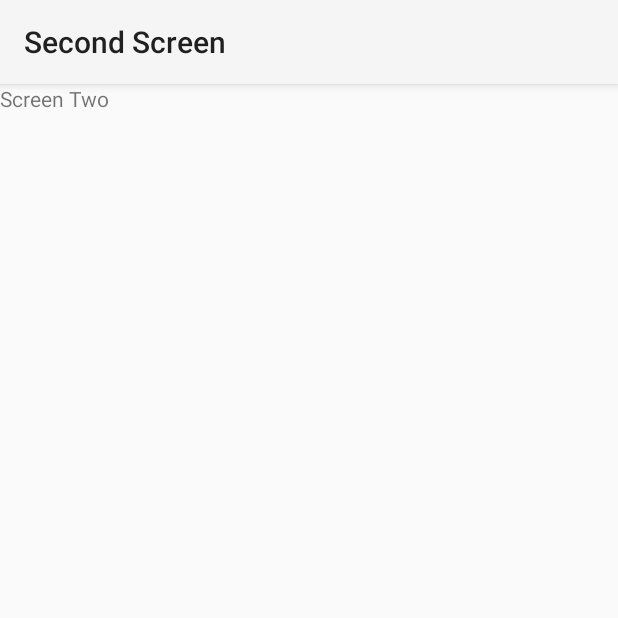
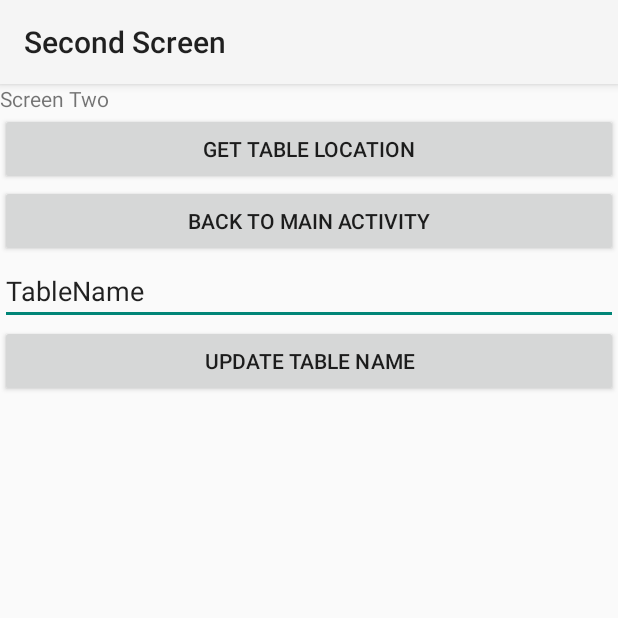
Before and after one commit to derekkier/AndroidReference, an Android app: the screen it shows after launch (ActivityScreenTwo), after a tap on "GET ACTIVITY SCREEN TWO", on a phone screen of 412 x 824 dp, the top half of it. Run offline under Robolectric (Android 15) with nearby library versions, the phone set to English and light mode, and no system bars.

Commit message:
Add GlobalState that extends Application.
This works. The fields inside GlobalState act as session variables.

```diff
--- a/app/src/main/AndroidManifest.xml
+++ b/app/src/main/AndroidManifest.xml
@@ -2,10 +2,12 @@
 <manifest xmlns:android="http://schemas.android.com/apk/res/android"
     package="com.derekkier.androidreference" >
 
+    <!-- GlobalState needs to be in the app name when it is used to create tha Android equivalent to Session vars -->
     <application
         android:allowBackup="true"
         android:icon="@mipmap/ic_launcher"
         android:label="@string/app_name"
+        android:name="com.derekkier.androidreference.GlobalState"
         android:theme="@style/AppTheme" >
         <activity
             android:name=".MainActivity"
--- /dev/null
+++ b/app/src/main/java/com/derekkier/androidreference/GlobalState.java
@@ -0,0 +1,19 @@
+package com.derekkier.androidreference;
+
+import android.app.Application;
+/*
+Created to hold global variables.
+ */
+public class GlobalState extends Application{
+    private String tableSelected;
+
+    public void setTableSelected(String strTable)
+    {
+        this.tableSelected = strTable;
+    }
+
+    public String getTableSelected()
+    {
+        return this.tableSelected;
+    }
+}
--- a/app/src/main/java/com/derekkier/androidreference/MainActivity.java
+++ b/app/src/main/java/com/derekkier/androidreference/MainActivity.java
@@ -1,7 +1,6 @@
 package com.derekkier.androidreference;
 
 import android.app.Activity;
-import android.content.Context;
 import android.content.Intent;
 import android.os.Bundle;
 import android.view.Menu;
@@ -10,19 +9,24 @@ import android.view.View;
 import android.widget.AdapterView;
 import android.widget.ArrayAdapter;
 import android.widget.Button;
+import android.widget.EditText;
 import android.widget.Spinner;
 import android.widget.Toast;
 import android.view.View.OnClickListener;
 
-import java.io.Serializable;
-
 public class MainActivity extends Activity {
     public int intResumeCount = 0;
     SharedObject mySharedObj = new SharedObject();
+    GlobalState gs;
+
+
 
     @Override
     protected void onCreate(Bundle savedInstanceState) {
         super.onCreate(savedInstanceState);
+        gs = (GlobalState) getApplication();
+        //gs.setTableSelected( "Table21" );
+
         setContentView(R.layout.activity_main);
         mySharedObj.setSelectedSeat(5);
         Toast.makeText(MainActivity.this, mySharedObj.getSelectedSeat(), Toast.LENGTH_LONG).show();
@@ -103,4 +107,12 @@ public class MainActivity extends Activity {
 
         return super.onOptionsItemSelected(item);
     }
+
+
+    public void setTableName(View view) {
+        EditText etTableName = (EditText) findViewById(R.id.etTableName);
+
+        gs.setTableSelected(etTableName.getText().toString());
+    }
+
 }
--- a/app/src/main/res/layout/activity_screen_two.xml
+++ b/app/src/main/res/layout/activity_screen_two.xml
@@ -8,4 +8,28 @@
         android:layout_width="wrap_content"
         android:layout_height="wrap_content"
         android:text="@string/screen_two_text"/>
+
+    <Button
+        android:layout_width="match_parent"
+        android:layout_height="wrap_content"
+        android:text="@string/tvGetTableLocation"
+        android:onClick="getTableName"
+        />
+
+    <Button
+        android:layout_width="match_parent"
+        android:layout_height="wrap_content"
+        android:text="@string/btBackToMainActivity"
+        android:onClick="backToMainActivity"/>
+
+    <EditText
+        android:layout_width="match_parent"
+        android:layout_height="wrap_content"
+        android:id="@+id/etTableName"
+        android:text="TableName"/>
+    <Button
+        android:layout_width="match_parent"
+        android:layout_height="wrap_content"
+        android:text="@string/btUpdateTableName"
+        android:onClick="setTableName"/>
 </LinearLayout>
--- a/app/src/main/res/values/strings.xml
+++ b/app/src/main/res/values/strings.xml
@@ -7,4 +7,8 @@
     <string name="onResume_message">Welcome back!</string>
     <string name="screen_two_text">Screen Two</string>
     <string name="get_activity_screen_two_text">Get Activity Screen Two</string>
+    <string name="tvGetTableLocation">Get Table Location</string>
+    <string name="btBackToMainActivity">Back To Main Activity</string>
+    <string name="btUpdateTableName">Update Table Name</string>
+    <string name="etTableName">Write table name</string>
 </resources>
```
Also changed, not shown: app/src/main/java/com/derekkier/androidreference/ActivityScreenTwo.java (+23 -0 lines), app/src/main/res/layout/activity_main.xml (+11 -0 lines).
